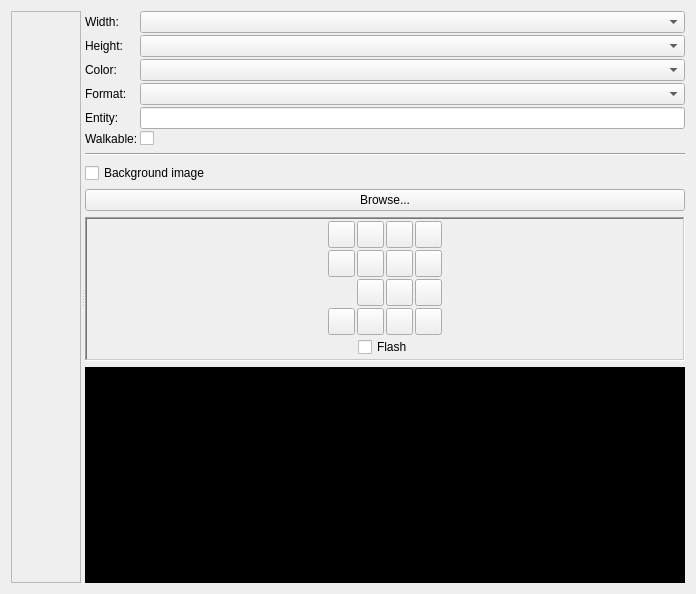
This is editor/editor/gfx/GfxEditorTab.ui in zapolnov/zxide as Qt 5 draws it before an edit. The edited form follows.
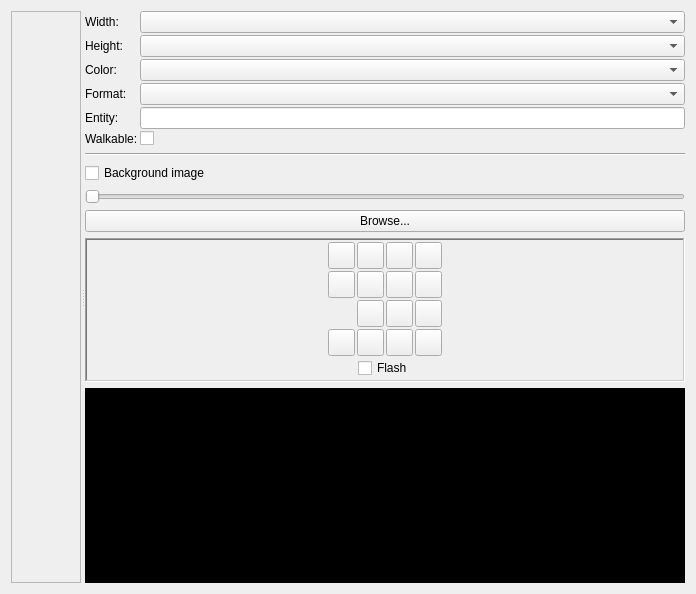
This is the edited form. Icons and pictures are not drawn. Custom widgets are drawn as their Qt base class.

Commit message: Gfx editor background image improvements.

What changed in the file:
```diff
--- a/editor/editor/gfx/GfxEditorTab.ui
+++ b/editor/editor/gfx/GfxEditorTab.ui
@@ -177,6 +177,16 @@
            </property>
           </widget>
          </item>
+         <item>
+          <widget class="QSlider" name="backgroundImageOpacitySlider">
+           <property name="maximum">
+            <number>255</number>
+           </property>
+           <property name="orientation">
+            <enum>Qt::Horizontal</enum>
+           </property>
+          </widget>
+         </item>
          <item>
           <widget class="QPushButton" name="browseBackgroundImageButton">
            <property name="text">
@@ -559,8 +569,8 @@
            <rect>
             <x>0</x>
             <y>0</y>
-            <width>587</width>
-            <height>123</height>
+            <width>598</width>
+            <height>179</height>
            </rect>
           </property>
           <property name="text">
```
Left out of the diff: 4 changed lines with no effect on the pictures. The commit also changes 4 other files.
